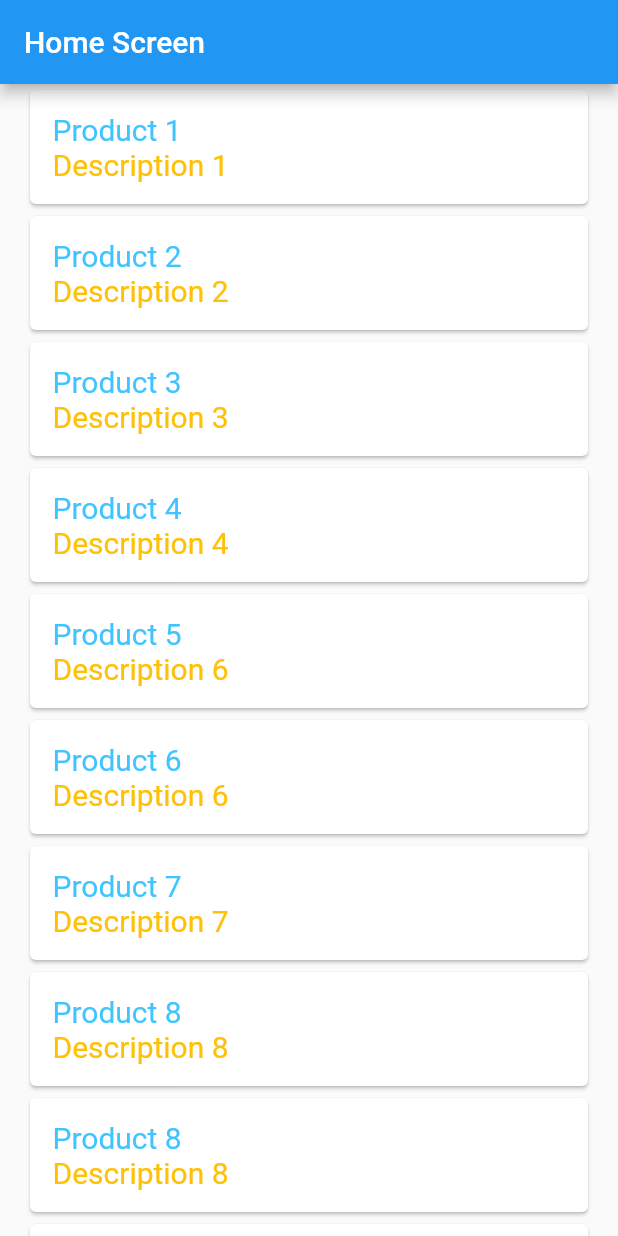
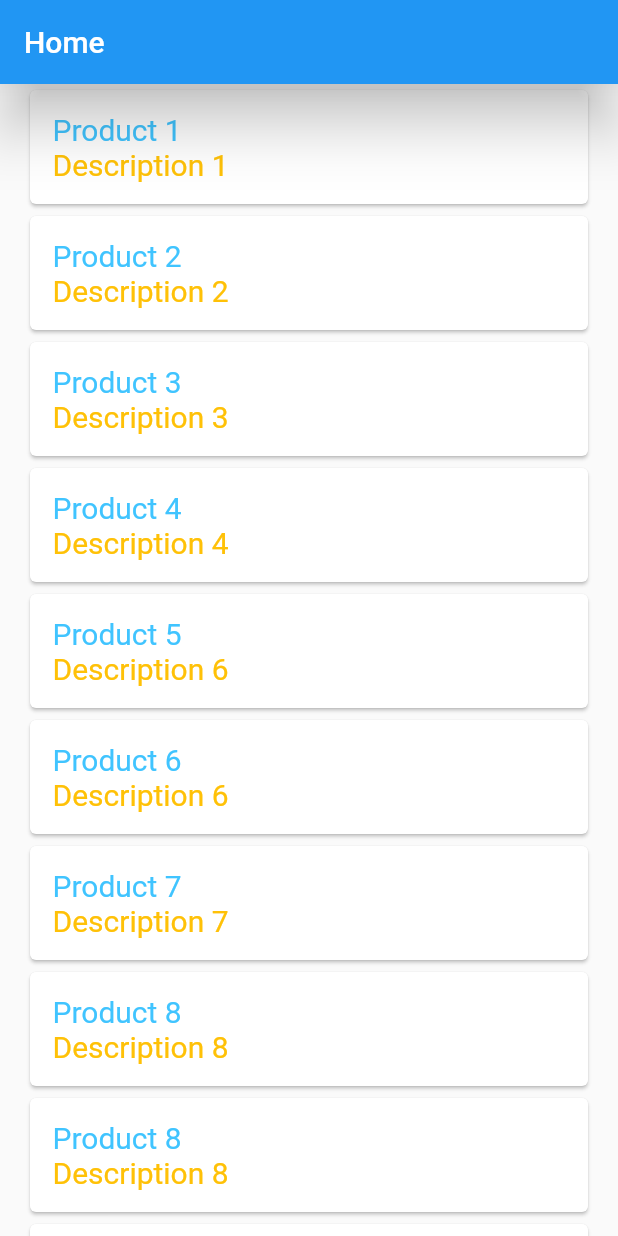
Before and after one commit to ArvindMewada/sample-testing, a Flutter app: the screen it shows after launch, on a phone screen of 412 x 824 dp. Run offline on Flutter 3.47's test engine with Material 2 defaults, Android fonts, the phone set to English and light mode, and no system bars.

Commit message:
all done and thanks so much

```diff
--- a/lib/Screens/HomeScreen.dart
+++ b/lib/Screens/HomeScreen.dart
@@ -20,7 +20,8 @@ class _HomeScreenState extends State<HomeScreen> {
   Widget build(BuildContext context) {
     return Scaffold(
       appBar: AppBar(
-          title: Text("Home Screen"),
+          title: Text("Home"),
+        elevation: 16,
       ),
       body: SafeArea(
         child: Container(
--- a/lib/main.dart
+++ b/lib/main.dart
@@ -1,5 +1,5 @@
 import 'package:flutter/material.dart';
-import 'package:sample/Screens/DetailsScreen.dart';
+import 'package:sample/Widgets/DetailsScreenWidget.dart';
 import 'package:sample/Screens/HomeScreen.dart';
 
 import 'Screens/SplashScreen.dart';
@@ -9,46 +9,20 @@ void main() {
 }
 
 class MyApp extends StatelessWidget {
+  final routes = <String, WidgetBuilder>{
+    //Initial
+    SplashScreen.routeName: (context) => SplashScreen(),
+    HomeScreen.routeName: (context) => HomeScreen(),
+  };
+
   // This widget is the root of your application.
   @override
   Widget build(BuildContext context) {
     return MaterialApp(
-      title: 'Flutter Demo',
-      theme: ThemeData(
-        primarySwatch: Colors.blue,
-        visualDensity: VisualDensity.adaptivePlatformDensity,
-      ),
-      home: MyHomePage(title: 'Flutter Demo Home Page'),
+      title: 'sample',
+      debugShowCheckedModeBanner: false,
+      home: SplashScreen(),
+      routes: routes,
     );
   }
 }
-
-class MyHomePage extends StatefulWidget {
-  MyHomePage({Key key, this.title}) : super(key: key);
-  final String title;
-
-  @override
-  _MyHomePageState createState() => _MyHomePageState();
-}
-
-class _MyHomePageState extends State<MyHomePage> {
-  final routes = <String, WidgetBuilder>{
-    //Initial
-    SplashScreen.routeName: (context) => SplashScreen(),
-    HomeScreen.routeName: (context) => HomeScreen(),
-    DetailsScreen.routeName: (context) => DetailsScreen(),
-  };
-
-  @override
-  Widget build(BuildContext context) {
-    return Scaffold(
-        body: SafeArea(
-      child: MaterialApp(
-        title: 'sample',
-        debugShowCheckedModeBanner: false,
-        home: SplashScreen(),
-        routes: routes,
-      ),
-    ));
-  }
-}
```
Also changed, not shown: lib/Screens/DetailsScreen.dart (deleted, +0 -65 lines), lib/Widgets/DetailsScreenWidget.dart (added, +35 -0 lines), lib/Widgets/HomeWidgets.dart (+7 -3 lines).
